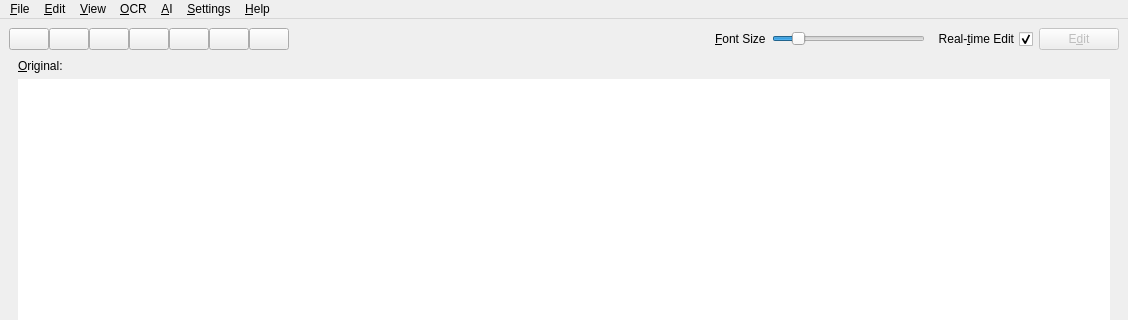
Old version of the form negar_gui/ui/mwin.ui in the repository javadr/negar-gui; both pictures show x 0 to 1128 and y 0 to 320 of the 1128 by 787 pixel window.
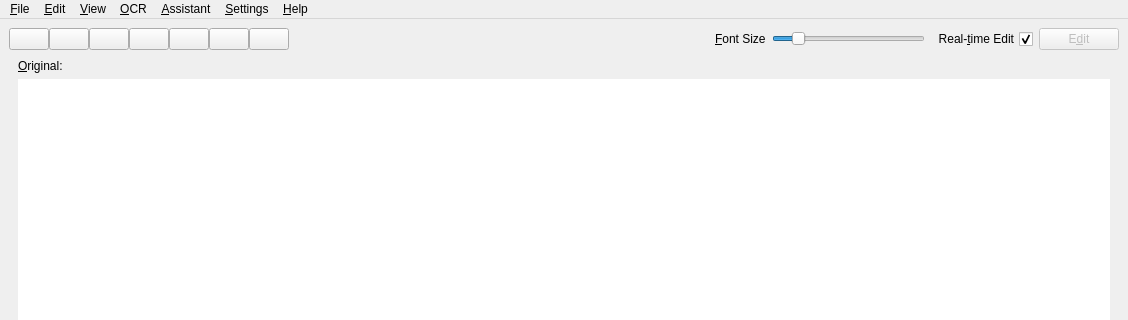
New version of the form. Icons and pictures are not drawn.

Commit message: feat: Gemini default provider and new provider order; usage charts chronological left to right with y-axis on the left and Persian digits; rename AI menu to Assistant; bump to 1.4.7

The edit to the form file:
```diff
--- a/negar_gui/ui/mwin.ui
+++ b/negar_gui/ui/mwin.ui
@@ -539,7 +539,7 @@
    </widget>
     <widget class="QMenu" name="menuLLM">
      <property name="title">
-       <string>&amp;AI</string>
+       <string>&amp;Assistant</string>
      </property>
      <addaction name="separator"/>
      <addaction name="actionManage_Prompts"/>
```
The commit also changes 11 other files.
